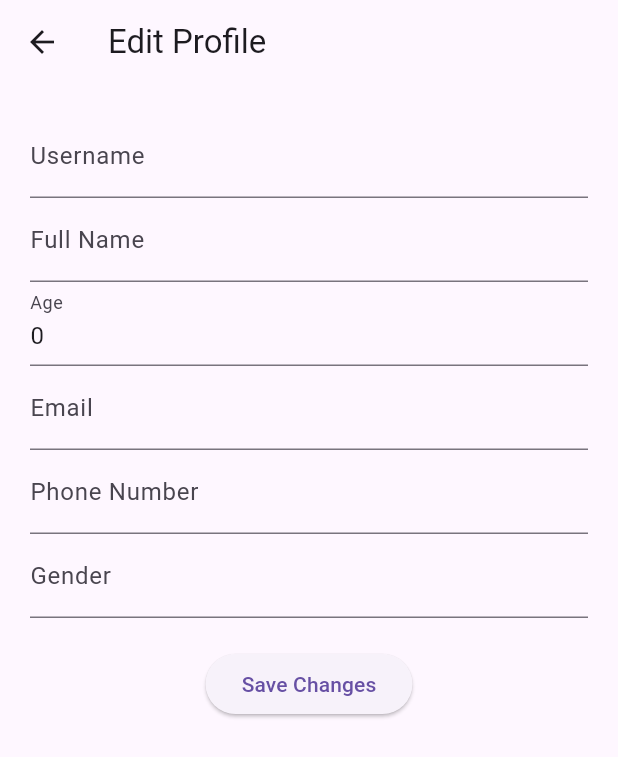
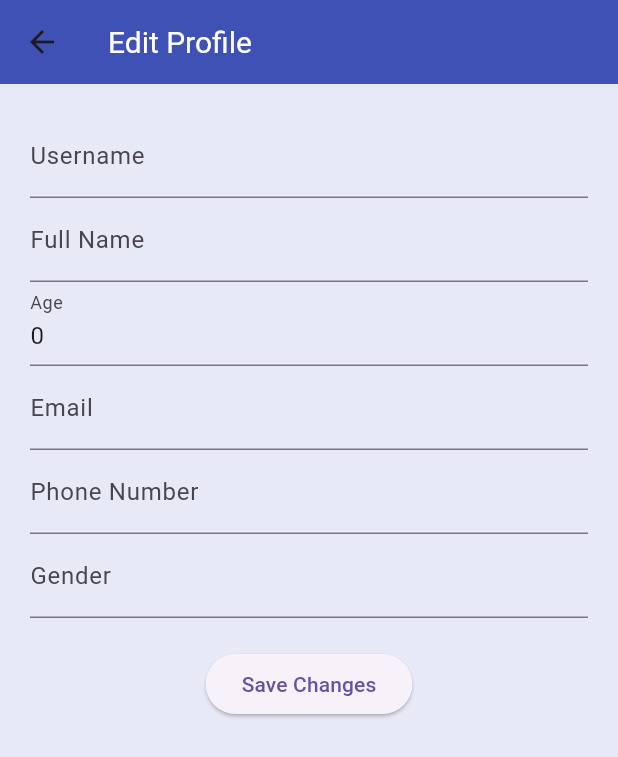
Before and after one commit to Onome15/EchoFeed, a Flutter app: the EditProfilePage screen opened directly with empty values, on a phone screen of 412 x 824 dp. Shown: the top 757 px of the screen. Run offline on Flutter 3.47's test engine with Material 3 defaults, Android fonts, the phone set to English and light mode, and no system bars; our stand-ins replace file_picker, shared_preferences; accounts and stored records are empty.

Commit message:
Updated edit page

```diff
--- a/lib/edit_profile_details.dart
+++ b/lib/edit_profile_details.dart
@@ -58,10 +58,19 @@ class EditProfilePageState extends State<EditProfilePage> {
   @override
   Widget build(BuildContext context) {
     return Scaffold(
+      backgroundColor: const Color.fromARGB(255, 231, 233, 247),
       appBar: AppBar(
-        title: const Text('Edit Profile'),
+        title: const Text(
+          'Edit Profile',
+          style: TextStyle(fontSize: 20, color: Colors.white),
         ),
-      body: Padding(
+        backgroundColor: Colors.indigo,
+      ),
+      body: SingleChildScrollView(
+        child: Center(
+          child: Container(
+            constraints: const BoxConstraints(maxWidth: 600),
+            child: Padding(
               padding: const EdgeInsets.all(20.0),
               child: Column(
                 children: [
@@ -84,7 +93,8 @@ class EditProfilePageState extends State<EditProfilePage> {
                   ),
                   TextField(
                     controller: phoneNumberController,
-              decoration: const InputDecoration(labelText: 'Phone Number'),
+                    decoration:
+                        const InputDecoration(labelText: 'Phone Number'),
                   ),
                   TextField(
                     controller: genderController,
@@ -108,6 +118,9 @@ class EditProfilePageState extends State<EditProfilePage> {
                 ],
               ),
             ),
+          ),
+        ),
+      ),
     );
   }
 }
--- a/lib/news_feed.dart
+++ b/lib/news_feed.dart
@@ -37,18 +37,18 @@ List<Post> posts = [
     contentImageUrl: const NetworkImage('https://picsum.photos/250?image=51'),
   ),
   Post(
+    username: 'Mark Doe',
+    userImageUrl: const NetworkImage('https://picsum.photos/250?image=237'),
+    timestamp: '5 day ago',
+    contentText: 'Just got back from a fun vacation in the mountains.',
+    contentImageUrl: const NetworkImage('https://picsum.photos/250?image=52'),
+  ),
+  Post(
     username: 'Orhero Onome',
     userImageUrl: const AssetImage('assets/myphoto.jpg'),
     timestamp: '3 day ago',
     contentText: 'Flutter enthusiast and creator EchoFeed',
     contentImageUrl: const AssetImage('assets/myphoto.jpg'),
-  ),
-  Post(
-    username: 'Mark Doe',
-    userImageUrl: const NetworkImage('https://picsum.photos/250?image=237'),
-    timestamp: '5 day ago',
-    contentText: 'Just got back from a fun vacation in the mountains.',
-    contentImageUrl: const NetworkImage('https://picsum.photos/250?image=52'),
   ),
 ];
 
--- a/lib/registration_page_helper.dart
+++ b/lib/registration_page_helper.dart
@@ -151,8 +151,6 @@ class _MyHomePageState extends State<MyHomePage> {
           child: Container(
             margin: const EdgeInsets.all(10),
             width: 500,
-            // height: max,
-
             child: Padding(
               padding: const EdgeInsets.all(15.0),
               child: Form(
@@ -279,8 +277,6 @@ class _MyHomePageState extends State<MyHomePage> {
                       style: TextStyle(fontSize: 18),
                     ),
                     gender(),
-                    const SizedBox(height: 20),
-                    Text('Selected Gender:  ${_selectedOption?.text ?? ''}'),
                     const SizedBox(height: 15),
                     TextFormField(
                       controller: _passwordController,
```
Lines whose indentation alone changed are shown as unchanged.
